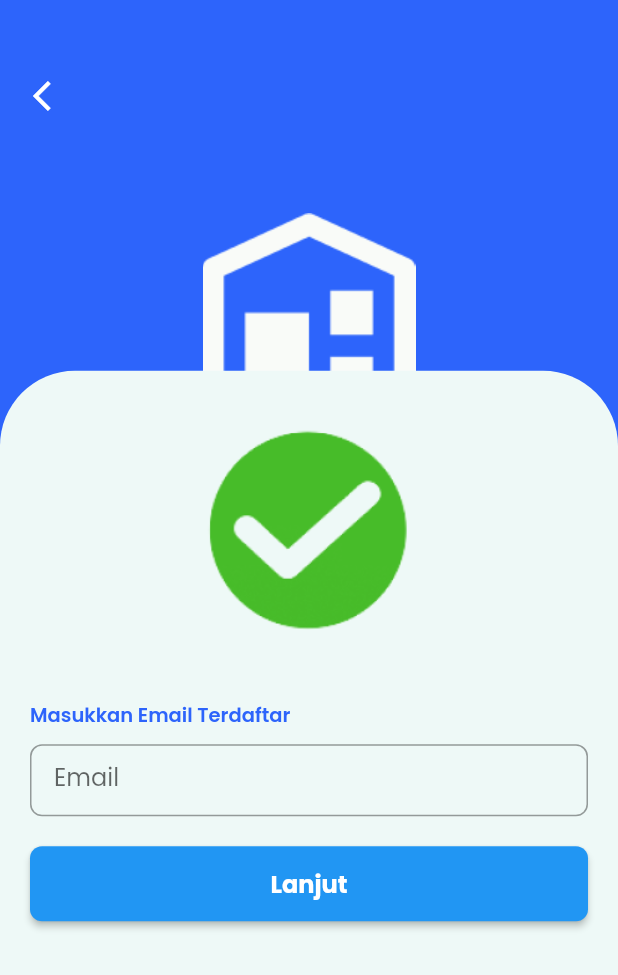
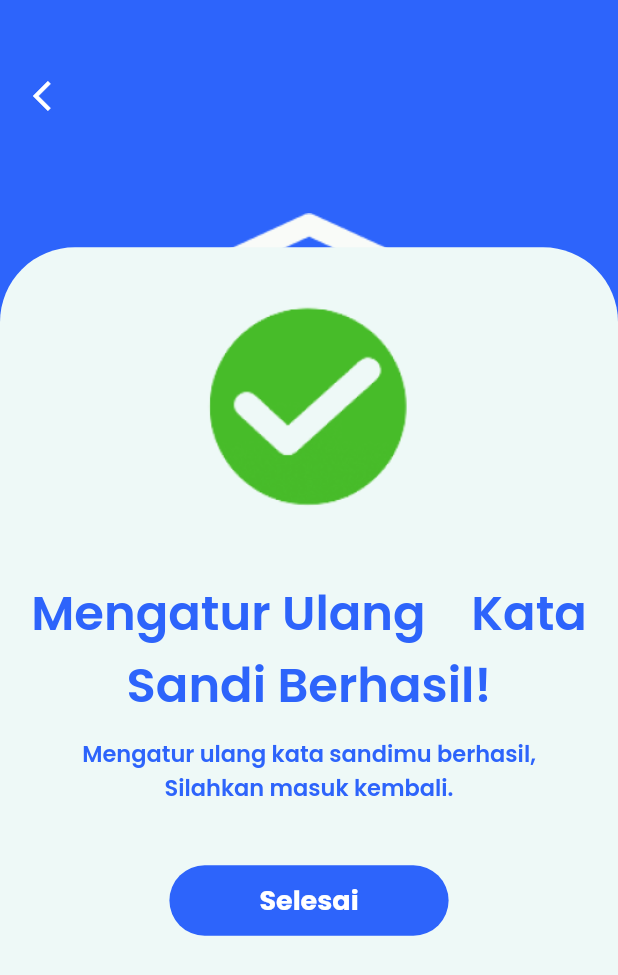
Before and after one commit to Project-Capstone-Group-16/Flutter_Kelompok-16, a Flutter app: the ForgotSuccess screen opened directly, on a phone screen of 412 x 824 dp. Shown: the top 975 px of the screen. Run offline on Flutter 3.47's test engine with Material 2 defaults, Android fonts, the light colour scheme and no system bars; our stand-ins replace pin_code_fields.

Commit message:
modifikasi forgot password

```diff
--- a/capstone/lib/forgot_success.dart
+++ b/capstone/lib/forgot_success.dart
@@ -24,7 +24,7 @@ class _ForgotSuccessState extends State<ForgotSuccess> {
             top: 40,
             left: 10,
             child: IconButton(
-              icon: Icon(
+              icon: const Icon(
                 Icons.arrow_back_ios,
                 color: Colors.white,
               ),
@@ -39,7 +39,7 @@ class _ForgotSuccessState extends State<ForgotSuccess> {
               Container(
                 alignment:
                     Alignment.center, // Mengatur posisi gambar dengan angka
-                margin: EdgeInsets.only(
+                margin: const EdgeInsets.only(
                     bottom: 400), // Mengatur margin bawah (opsional)
                 child: Image.asset(
                   'assets/images/homelogo.png',
@@ -50,7 +50,7 @@ class _ForgotSuccessState extends State<ForgotSuccess> {
             ],
           ),
           Container(
-            margin: EdgeInsets.only(top: height * 0.30),
+            margin: EdgeInsets.only(top: height * 0.20),
             height: height * 0.85,
             decoration: const BoxDecoration(
               color: ColorPath.primary,
@@ -63,7 +63,7 @@ class _ForgotSuccessState extends State<ForgotSuccess> {
               children: [
                 Container(
                   alignment: Alignment.center,
-                  padding: EdgeInsets.all(5.0),
+                  padding: const EdgeInsets.all(5.0),
                   child: Stack(
                     alignment: Alignment.center,
                     children: [
@@ -79,56 +79,49 @@ class _ForgotSuccessState extends State<ForgotSuccess> {
                     ],
                   ),
                 ),
-                SizedBox(height: 10),
-                Padding(
-                  padding: const EdgeInsets.symmetric(horizontal: 20.0),
-                  child: Text('Masukkan Email Terdaftar',
+                const SizedBox(height: 10),
+                const Padding(
+                  padding: EdgeInsets.symmetric(horizontal: 20.0),
+                  child: Text(
+                    'Mengatur Ulang    Kata Sandi Berhasil!',
                     style: TextStyle(
-                        fontSize: 13,
+                      fontSize: 32,
                       fontWeight: FontWeight.w600,
                       color: ColorPath.background,
-                      )),
                     ),
-                SizedBox(height: 10),
-                Padding(
-                  padding: const EdgeInsets.symmetric(horizontal: 20.0),
-                  child: TextFormField(
-                    controller: _emailController,
-                    decoration: InputDecoration(
-                      labelText: 'Email',
-                      border: OutlineInputBorder(
-                        borderRadius: BorderRadius.circular(8.0),
-                      ),
-                      contentPadding:
-                          const EdgeInsets.symmetric(horizontal: 16.0),
+                    textAlign: TextAlign.center,
                   ),
                 ),
+                const SizedBox(height: 10),
+                const Padding(
+                  padding: EdgeInsets.symmetric(horizontal: 20.0),
+                  child: Text(
+                    'Mengatur ulang kata sandimu berhasil, Silahkan masuk kembali.',
+                    style: TextStyle(
+                      fontSize: 15,
+                      fontWeight: FontWeight.w600,
+                      color: ColorPath.background,
                     ),
-                const SizedBox(height: 20),
-                Padding(
-                  padding: const EdgeInsets.symmetric(horizontal: 20.0),
-                  child: SizedBox(
-                    width: 50,
-                    height: 50,
-                    child: ElevatedButton(
-                      onPressed: () {
-                        // Tindakan saat tombol "Lanjut" ditekan
-                        String email = _emailController.text;
-                        // Lakukan sesuatu dengan alamat email yang diberikan
-                      },
-                      style: ElevatedButton.styleFrom(
-                        shape: RoundedRectangleBorder(
-                          borderRadius: BorderRadius.circular(8.0),
+                    textAlign: TextAlign.center,
                   ),
                 ),
-                      child: Text(
-                        'Lanjut',
+                const SizedBox(height: 40),
+                Center(
+                  child: Container(
+                    padding: const EdgeInsets.symmetric(
+                        horizontal: 60, vertical: 10),
+                    decoration: BoxDecoration(
+                      color: ColorPath.background,
+                      borderRadius: BorderRadius.circular(40),
+                    ),
+                    child: const Text(
+                      'Selesai',
                       style: TextStyle(
-                          fontSize: 16.0,
+                        fontSize: 18,
+                        color: Colors.white,
                         fontWeight: FontWeight.bold,
-                          color: Colors.white,
                       ),
-                      ),
+                      textAlign: TextAlign.center,
                     ),
                   ),
                 ),
--- a/capstone/lib/main.dart
+++ b/capstone/lib/main.dart
@@ -20,7 +20,7 @@ class MyApp extends StatelessWidget {
         primarySwatch: Colors.blue,
         fontFamily: 'Poppins',
       ),
-      home: ForgotSuccess(),
+      home: ForgotPassword(),
     );
   }
 }
--- a/capstone/pubspec.yaml
+++ b/capstone/pubspec.yaml
@@ -35,6 +35,7 @@ dependencies:
   # Use with the CupertinoIcons class for iOS style icons.
   cupertino_icons: ^1.0.2
   pinput: ^2.2.31
+  pin_code_fields: ^7.4.0
 
 dev_dependencies:
   flutter_test:
```
Also changed, not shown: capstone/lib/new_password.dart (+14 -4 lines), capstone/lib/otp_password.dart (+77 -3 lines), capstone/pubspec.lock. Lines whose indentation alone changed are shown as unchanged.
